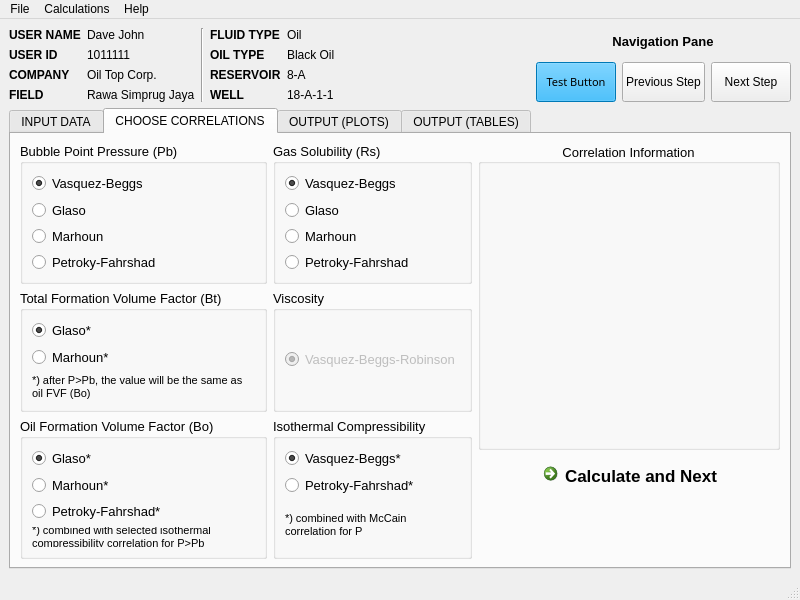
The window that guikorelasi.ui (mochnaufals/pvt-calculator-fr) describes before a commit, drawn with Qt 5.
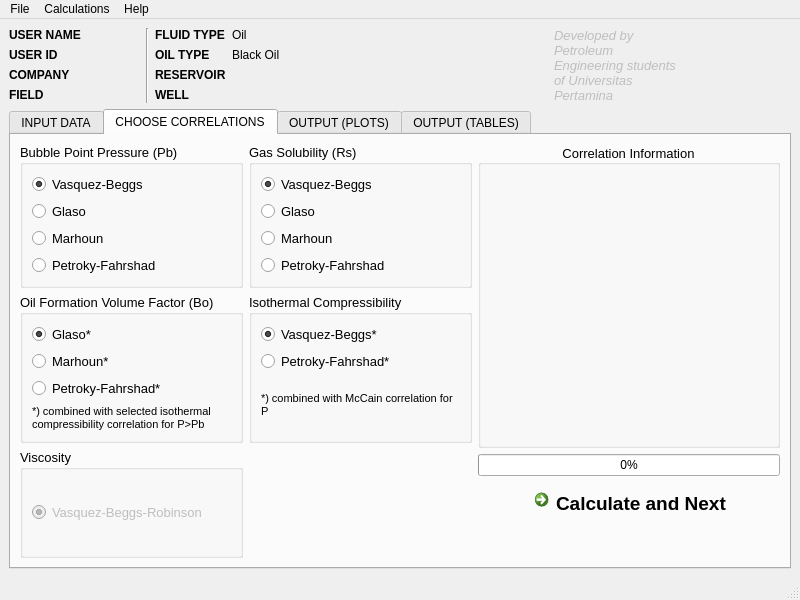
The same window after the commit. The open tabs and pages were chosen to show the change. Icons and pictures are not drawn.

```diff
--- a/guikorelasi.ui
+++ b/guikorelasi.ui
@@ -21,7 +21,7 @@
   <widget class="QWidget" name="centralwidget">
    <layout class="QVBoxLayout" name="verticalLayout">
     <item>
-     <layout class="QHBoxLayout" name="LayoutUp" stretch="0,0,2,1,1">
+     <layout class="QHBoxLayout" name="LayoutUp" stretch="1,0,1,2,1,1">
       <item>
        <layout class="QFormLayout" name="LayTitle">
         <item row="0" column="0">
@@ -48,9 +48,6 @@
             <underline>false</underline>
            </font>
           </property>
-          <property name="text">
-           <string>Dave John</string>
-          </property>
          </widget>
         </item>
         <item row="2" column="0">
@@ -77,9 +74,6 @@
             <underline>false</underline>
            </font>
           </property>
-          <property name="text">
-           <string>Oil Top Corp.</string>
-          </property>
          </widget>
         </item>
         <item row="3" column="0">
@@ -106,9 +100,6 @@
             <underline>false</underline>
            </font>
           </property>
-          <property name="text">
-           <string>Rawa Simprug Jaya</string>
-          </property>
          </widget>
         </item>
         <item row="1" column="0">
@@ -126,11 +117,7 @@
          </widget>
         </item>
         <item row="1" column="1">
-         <widget class="QLabel" name="labelUserID">
-          <property name="text">
-           <string>1011111</string>
-          </property>
-         </widget>
+         <widget class="QLabel" name="labelUserID"/>
         </item>
        </layout>
       </item>
@@ -229,9 +216,6 @@
             <underline>false</underline>
            </font>
           </property>
-          <property name="text">
-           <string>8-A</string>
-          </property>
          </widget>
         </item>
         <item row="3" column="0">
@@ -258,9 +242,6 @@
             <underline>false</underline>
            </font>
           </property>
-          <property name="text">
-           <string>18-A-1-1</string>
-          </property>
          </widget>
         </item>
        </layout>
@@ -278,90 +259,47 @@
         </property>
        </spacer>
       </item>
+      <item alignment="Qt::AlignRight|Qt::AlignBottom">
+       <widget class="QLabel" name="label_4">
+        <property name="enabled">
+         <bool>false</bool>
+        </property>
+        <property name="font">
+         <font>
+          <family>Segoe UI</family>
+          <pointsize>10</pointsize>
+          <italic>true</italic>
+         </font>
+        </property>
+        <property name="text">
+         <string>Developed by Petroleum Engineering students of Universitas Pertamina</string>
+        </property>
+        <property name="wordWrap">
+         <bool>true</bool>
+        </property>
+       </widget>
+      </item>
       <item>
-       <layout class="QVBoxLayout" name="LayNav">
-        <item alignment="Qt::AlignHCenter">
-         <widget class="QLabel" name="label">
-          <property name="text">
-           <string>&lt;html&gt;&lt;head/&gt;&lt;body&gt;&lt;p align=&quot;center&quot;&gt;&lt;span style=&quot; font-size:10pt; font-weight:600;&quot;&gt;Navigation Pane&lt;/span&gt;&lt;/p&gt;&lt;/body&gt;&lt;/html&gt;</string>
-          </property>
-         </widget>
-        </item>
-        <item>
-         <layout class="QHBoxLayout" name="NavButton">
-          <item>
-           <widget class="QPushButton" name="ButtonTest">
-            <property name="sizePolicy">
-             <sizepolicy hsizetype="Minimum" vsizetype="Minimum">
-              <horstretch>0</horstretch>
-              <verstretch>0</verstretch>
-             </sizepolicy>
-            </property>
-            <property name="font">
-             <font>
-              <family>MS Reference Sans Serif</family>
-              <pointsize>8</pointsize>
-              <weight>50</weight>
-              <italic>false</italic>
-              <bold>false</bold>
-              <stylestrategy>PreferDefault</stylestrategy>
-              <kerning>true</kerning>
-             </font>
-            </property>
-            <property name="cursor">
-             <cursorShape>PointingHandCursor</cursorShape>
-            </property>
-            <property name="styleSheet">
-             <string notr="true">background-color: rgb(0, 170, 255);
-alternate-background-color: rgb(216, 253, 255);
-border-color: rgb(29, 131, 255);
-selection-color: rgb(208, 253, 255);
-selection-background-color: rgb(217, 252, 255);
-font: 8pt &quot;MS Reference Sans Serif&quot; rgb(255, 255, 255);</string>
-            </property>
-            <property name="text">
-             <string>Test Button</string>
-            </property>
-           </widget>
-          </item>
-          <item>
-           <widget class="QPushButton" name="ButtonPrev">
-            <property name="minimumSize">
-             <size>
-              <width>0</width>
-              <height>40</height>
-             </size>
-            </property>
-            <property name="cursor">
-             <cursorShape>PointingHandCursor</cursorShape>
-            </property>
-            <property name="text">
-             <string>Previous Step</string>
-            </property>
-            <property name="flat">
-             <bool>false</bool>
-            </property>
-           </widget>
-          </item>
-          <item>
-           <widget class="QPushButton" name="ButtonNext">
-            <property name="minimumSize">
-             <size>
-              <width>0</width>
-              <height>40</height>
-             </size>
-            </property>
-            <property name="cursor">
-             <cursorShape>PointingHandCursor</cursorShape>
-            </property>
-            <property name="text">
-             <string>Next Step</string>
-            </property>
-           </widget>
-          </item>
-         </layout>
-        </item>
-       </layout>
+       <widget class="QLabel" name="label">
+        <property name="maximumSize">
+         <size>
+          <width>100</width>
+          <height>75</height>
+         </size>
+        </property>
+        <property name="text">
+         <string/>
+        </property>
+        <property name="pixmap">
+         <pixmap resource="resgui.qrc">:/logo_up/logo-Press.png</pixmap>
+        </property>
+        <property name="scaledContents">
+         <bool>true</bool>
+        </property>
+        <property name="alignment">
+         <set>Qt::AlignRight|Qt::AlignTop|Qt::AlignTrailing</set>
+        </property>
+       </widget>
       </item>
      </layout>
     </item>
@@ -758,54 +696,6 @@
          <layout class="QHBoxLayout" name="horizontalLayout_3" stretch="3,2">
           <item>
            <layout class="QGridLayout" name="gridLayout_2">
-            <item row="1" column="0">
-             <widget class="QGroupBox" name="groupBox_4">
-              <property name="font">
-               <font>
-                <family>Segoe UI</family>
-                <pointsize>10</pointsize>
-               </font>
-              </property>
-              <property name="title">
-               <string>Total Formation Volume Factor (Bt)</string>
-              </property>
-              <layout class="QVBoxLayout" name="verticalLayout_6">
-               <item>
-                <widget class="QRadioButton" name="radioBtGlaso">
-                 <property name="text">
-                  <string>Glaso*</string>
-                 </property>
-                 <property name="checked">
-                  <bool>true</bool>
-                 </property>
-                </widget>
-               </item>
-               <item>
-                <widget class="QRadioButton" name="radioBtMarhoun">
-                 <property name="text">
-                  <string>Marhoun*</string>
-                 </property>
-                </widget>
-               </item>
-               <item>
-                <widget class="QLabel" name="label_4">
-                 <property name="font">
-                  <font>
-                   <family>Segoe UI</family>
-                   <pointsize>8</pointsize>
-                  </font>
-                 </property>
-                 <property name="text">
-                  <string>*) after P&gt;Pb, the value will be the same as oil FVF (Bo)</string>
-                 </property>
-                 <property name="wordWrap">
-                  <bool>true</bool>
-                 </property>
-                </widget>
-               </item>
-              </layout>
-             </widget>
-            </item>
             <item row="0" column="1">
              <widget class="QGroupBox" name="groupBox_3">
               <property name="font">
@@ -898,36 +788,8 @@
               </layout>
              </widget>
             </item>
-            <item row="1" column="1">
-             <widget class="QGroupBox" name="groupBox_5">
-              <property name="font">
-               <font>
-                <family>Segoe UI</family>
-                <pointsize>10</pointsize>
-               </font>
-              </property>
-              <property name="title">
-               <string>Viscosity</string>
-              </property>
-              <layout class="QVBoxLayout" name="verticalLayout_8">
-               <item>
-                <widget class="QRadioButton" name="radioViscVasquezBeggsRobinson">
-                 <property name="enabled">
-                  <bool>false</bool>
-                 </property>
-                 <property name="text">
-                  <string>Vasquez-Beggs-Robinson</string>
-                 </property>
-                 <property name="checked">
-                  <bool>true</bool>
-                 </property>
-                </widget>
-               </item>
-              </layout>
-             </widget>
-            </item>
-            <item row="2" column="0">
-             <widget class="QGroupBox" name="groupBox_6">
+            <item row="1" column="0">
+             <widget class="QGroupBox" name="groupCorBo">
               <property name="font">
                <font>
                 <family>Segoe UI</family>
@@ -981,8 +843,36 @@
               </layout>
              </widget>
             </item>
-            <item row="2" column="1">
-             <widget class="QGroupBox" name="groupBox_7">
+            <item row="2" column="0">
+             <widget class="QGroupBox" name="groupBox_5">
+              <property name="font">
+               <font>
+                <family>Segoe UI</family>
+                <pointsize>10</pointsize>
+               </font>
+              </property>
+              <property name="title">
+               <string>Viscosity</string>
+              </property>
+              <layout class="QVBoxLayout" name="verticalLayout_8">
+               <item>
+                <widget class="QRadioButton" name="radioViscVasquezBeggsRobinson">
+                 <property name="enabled">
+                  <bool>false</bool>
+                 </property>
+                 <property name="text">
+                  <string>Vasquez-Beggs-Robinson</string>
+                 </property>
+                 <property name="checked">
+                  <bool>true</bool>
+                 </property>
+                </widget>
+               </item>
+              </layout>
+             </widget>
+            </item>
+            <item row="1" column="1">
+             <widget class="QGroupBox" name="groupCorIC">
               <property name="font">
                <font>
                 <family>Segoe UI</family>
@@ -1035,7 +925,7 @@
            </layout>
           </item>
           <item>
-           <layout class="QVBoxLayout" name="verticalLayout_5" stretch="3,1">
+           <layout class="QVBoxLayout" name="verticalLayout_5" stretch="4,0,1">
             <item>
              <widget class="QGroupBox" name="groupBox">
               <property name="font">
@@ -1052,12 +942,22 @@
               </property>
              </widget>
             </item>
+            <item>
+             <widget class="QProgressBar" name="progressCalc">
+              <property name="value">
+               <number>0</number>
+              </property>
+              <property name="alignment">
+               <set>Qt::AlignHCenter|Qt::AlignTop</set>
+              </property>
+             </widget>
+            </item>
             <item alignment="Qt::AlignHCenter|Qt::AlignTop">
              <widget class="QCommandLinkButton" name="buttonCalcNext">
               <property name="font">
                <font>
                 <family>Segoe UI</family>
-                <pointsize>13</pointsize>
+                <pointsize>14</pointsize>
                </font>
               </property>
               <property name="cursor">
```
Left out of the diff: 447 changed lines with no effect on the pictures.
